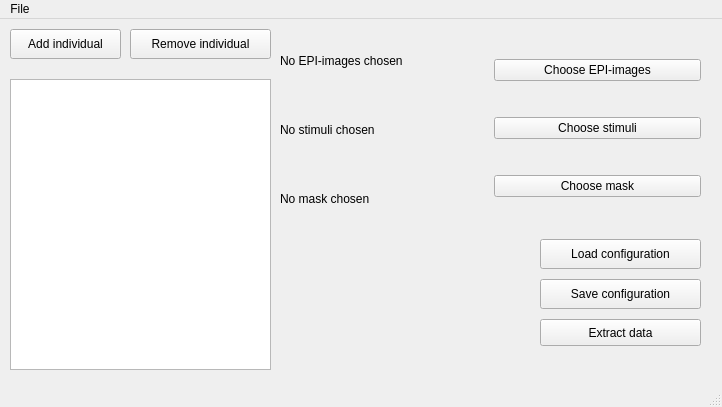
pfechd/jabe, file src/ui/hello_world.ui: the form before one commit.
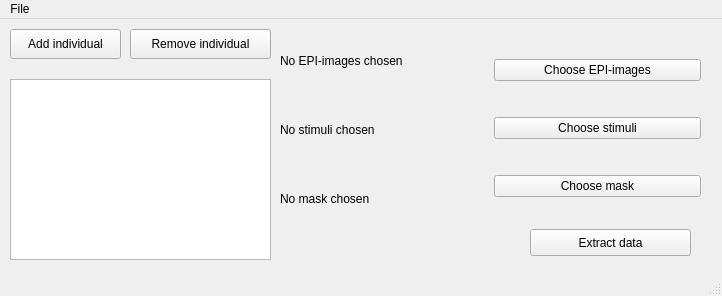
The form after the commit.

```diff
--- a/src/ui/hello_world.ui
+++ b/src/ui/hello_world.ui
@@ -7,7 +7,7 @@
     <x>0</x>
     <y>0</y>
     <width>722</width>
-    <height>407</height>
+    <height>296</height>
    </rect>
   </property>
   <property name="windowTitle">
@@ -17,8 +17,8 @@
    <widget class="QPushButton" name="pushButton">
     <property name="geometry">
      <rect>
-      <x>540</x>
-      <y>300</y>
+      <x>530</x>
+      <y>210</y>
       <width>161</width>
       <height>27</height>
      </rect>
@@ -27,19 +27,6 @@
      <string>Extract data</string>
     </property>
    </widget>
-   <widget class="QPushButton" name="load_configuration">
-    <property name="geometry">
-     <rect>
-      <x>540</x>
-      <y>220</y>
-      <width>161</width>
-      <height>30</height>
-     </rect>
-    </property>
-    <property name="text">
-     <string>Load configuration</string>
-    </property>
-   </widget>
    <widget class="QWidget" name="horizontalLayoutWidget">
     <property name="geometry">
      <rect>
@@ -111,26 +98,13 @@
      </item>
     </layout>
    </widget>
-   <widget class="QPushButton" name="print_configuration">
-    <property name="geometry">
-     <rect>
-      <x>540</x>
-      <y>260</y>
-      <width>161</width>
-      <height>30</height>
-     </rect>
-    </property>
-    <property name="text">
-     <string>Save configuration</string>
-    </property>
-   </widget>
    <widget class="QListWidget" name="list_widget">
     <property name="geometry">
      <rect>
       <x>10</x>
       <y>60</y>
       <width>261</width>
-      <height>291</height>
+      <height>181</height>
      </rect>
     </property>
    </widget>
```
